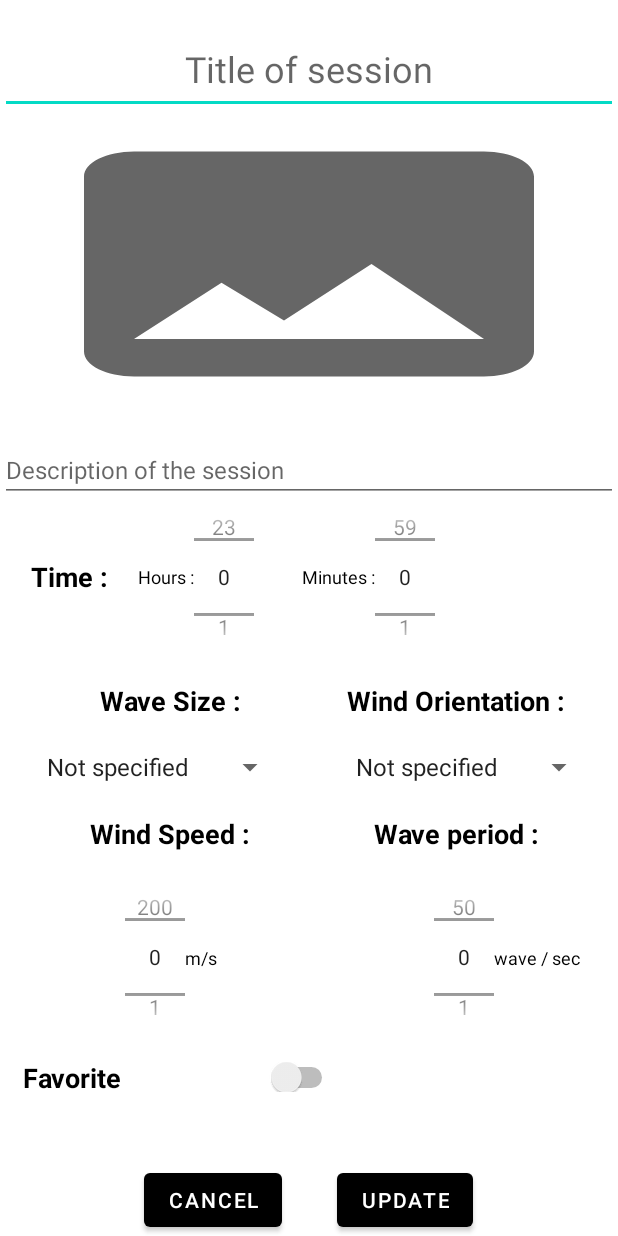
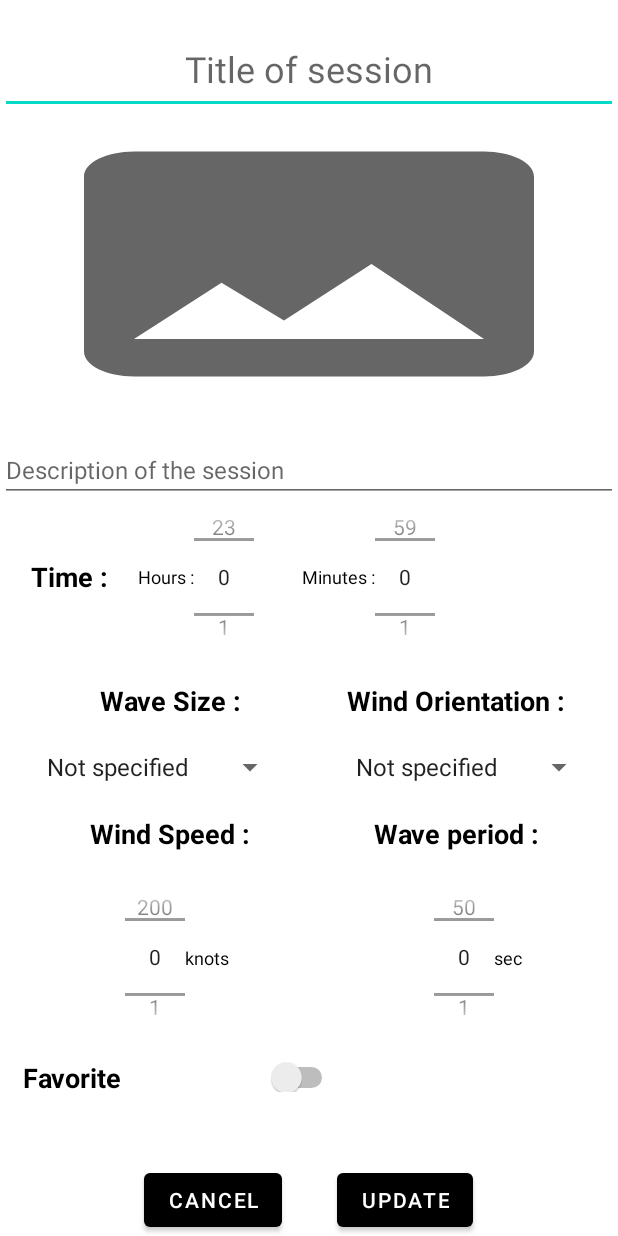
Before and after one commit to gragbar18/winderz, an Android app: the UpdateSessionActivity screen opened directly, with no data from a screen before it, on a phone screen of 412 x 824 dp. Run offline under Robolectric (Android 15) with nearby library versions, the phone set to English and light mode, and no system bars; our stand-ins replace Firebase (no records; nobody signed in at launch, a user with empty details on screens opened directly); libraries missing offline, so code that uses them is left out: com.firebase.ui; 11 statements that could not run were skipped.

Commit message:
change layout

```diff
--- a/app/src/main/java/com/via/android/winderzproject/ui/DetailsActivity.java
+++ b/app/src/main/java/com/via/android/winderzproject/ui/DetailsActivity.java
@@ -16,6 +16,8 @@ import android.widget.TextView;
 
 import com.via.android.winderzproject.R;
 import com.via.android.winderzproject.data.Session;
+
+import java.text.DateFormat;
 
 public class DetailsActivity extends AppCompatActivity {
 
@@ -154,7 +156,7 @@ public class DetailsActivity extends AppCompatActivity {
         shareActivity.setOnClickListener(v -> {
             session = detailViewModel.getCurrentSession();
 
-            String message = "Hi ! \nHere is some info about my session on the "+session.getDate()+".\nI spent "+ session.getHourSession()+"h and " +session.getMinSession()+ "min on the water with " + session.getWaveSize() + " sea conditions and " +session.getWindSpeed()+" knots of wind coming from the " + session.getWindOrientation()+".\nSee you soon on the water ;)";
+            String message = "Hi ! \nHere is some info about my session on the "+ session.getDate() +".\nI spent "+ session.getHourSession()+"h and " +session.getMinSession()+ "min on the water with " + session.getWaveSize() + " sea conditions and " +session.getWindSpeed()+" knots of wind coming from the " + session.getWindOrientation()+".\nSee you soon on the water ;)";
 
 
             Intent intent = new Intent(Intent.ACTION_SEND);
--- a/app/src/main/res/layout/activity_update_session.xml
+++ b/app/src/main/res/layout/activity_update_session.xml
@@ -274,7 +274,7 @@
                     <TextView
                         android:layout_width="wrap_content"
                         android:layout_height="wrap_content"
-                        android:text="m/s"
+                        android:text="@string/knots"
                         android:textColor="@android:color/black"
                         android:textSize="12sp"
                         app:layout_constraintBottom_toBottomOf="parent"
@@ -306,7 +306,7 @@
                     <TextView
                         android:layout_width="wrap_content"
                         android:layout_height="wrap_content"
-                        android:text="wave / sec"
+                        android:text="sec"
                         android:textColor="@android:color/black"
                         android:textSize="12sp"
                         app:layout_constraintBottom_toBottomOf="parent"
--- a/app/src/main/res/layout/fragment_add_session.xml
+++ b/app/src/main/res/layout/fragment_add_session.xml
@@ -280,7 +280,7 @@
                     <TextView
                         android:layout_width="wrap_content"
                         android:layout_height="wrap_content"
-                        android:text="m/s"
+                        android:text="@string/knots"
                         android:textColor="@android:color/black"
                         android:textSize="12sp"
                         app:layout_constraintBottom_toBottomOf="parent"
@@ -312,7 +312,7 @@
                     <TextView
                         android:layout_width="wrap_content"
                         android:layout_height="wrap_content"
-                        android:text="wave / sec"
+                        android:text="sec"
                         android:textColor="@android:color/black"
                         android:textSize="12sp"
                         app:layout_constraintBottom_toBottomOf="parent"
--- a/app/src/main/res/values/strings.xml
+++ b/app/src/main/res/values/strings.xml
@@ -34,6 +34,7 @@
     <string name="wave_period">Wave period :</string>
     <string name="hours">Hours :</string>
     <string name="minutes">Minutes :</string>
+    <string name="knots">knots</string>
 
 
     <string-array name="windOrientation">
```
Also changed, not shown: app/src/main/java/com/via/android/winderzproject/ui/AddSessionFragment.java (+4 -4 lines).
